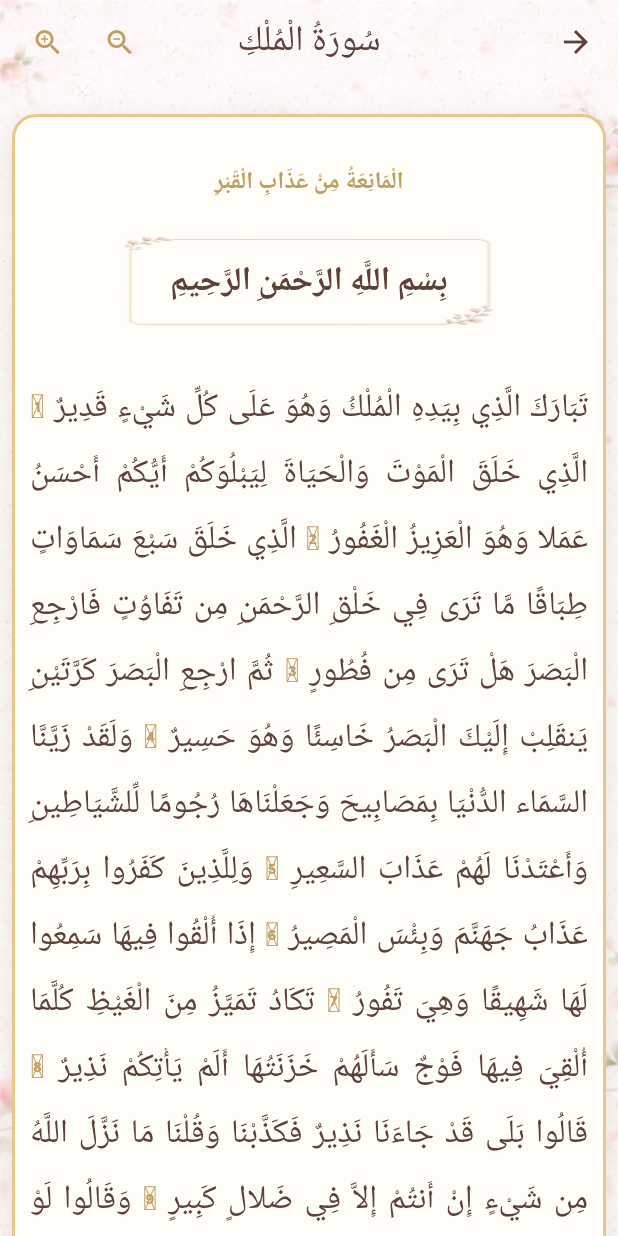
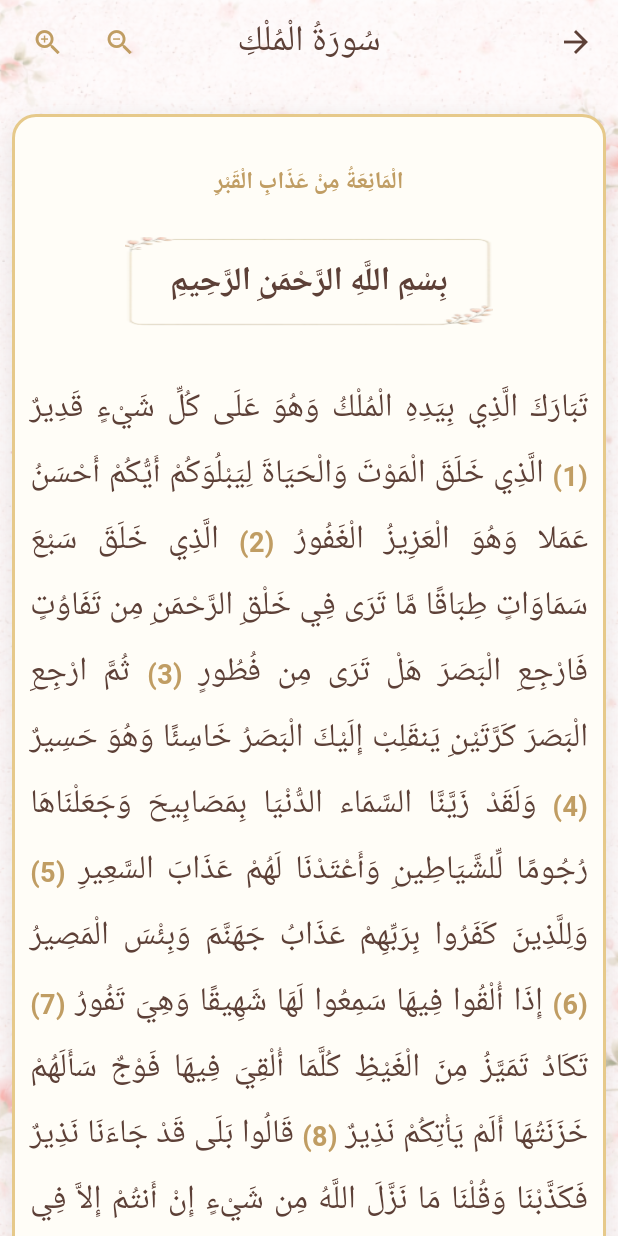
Before and after one commit to AlloucheKarim/adkar, a Flutter app: the SuratAlMulkScreen widget shown alone on an empty page, opened directly, on a phone screen of 412 x 824 dp. Run offline on Flutter 3.47's test engine with Material 3 defaults, Android fonts, the phone set to English and light mode, and no system bars; our stand-ins replace adhan, geolocator, google_fonts, hijri, share_plus, shared_preferences; accounts and stored records are empty; Roboto replaces fonts that are missing (Inter, Scheherazade New).

```diff
--- a/lib/features/dhikr_list/surat_al_mulk_screen.dart
+++ b/lib/features/dhikr_list/surat_al_mulk_screen.dart
@@ -1,5 +1,4 @@
 import 'package:flutter/material.dart';
-import 'package:flutter/services.dart';
 import '../../core/utils.dart';
 import '../../core/design_system.dart';
 import '../../shared/scaffold_with_background.dart';
@@ -42,32 +41,13 @@ class _SuratAlMulkScreenState extends State<SuratAlMulkScreen> {
 
       final String verseNumber = match.group(1)!;
       spans.add(
-        WidgetSpan(
-          alignment: PlaceholderAlignment.middle,
-          child: Stack(
-            alignment: Alignment.center,
-            children: [
-              Text(
-                '\u06DD',
-                style: TextStyle(
-                  color: const Color(0xFFC09D63),
-                  fontSize: 22 * fontSizeMultiplier,
-                  fontFamily: 'Scheherazade New',
-                ),
-              ),
-              Padding(
-                padding: const EdgeInsets.only(top: 1),
-                child: Text(
-                  verseNumber,
-                  style: TextStyle(
-                    color: const Color(0xFFC09D63),
-                    fontSize: 9 * fontSizeMultiplier,
-                    fontWeight: FontWeight.bold,
-                    fontFamily: 'Inter',
-                  ),
-                ),
-              ),
-            ],
+        TextSpan(
+          text: '($verseNumber)',
+          style: TextStyle(
+            color: const Color(0xFFC09D63),
+            fontSize: 18 * fontSizeMultiplier,
+            fontWeight: FontWeight.bold,
+            fontFamily: 'Scheherazade New',
           ),
         ),
       );
```
